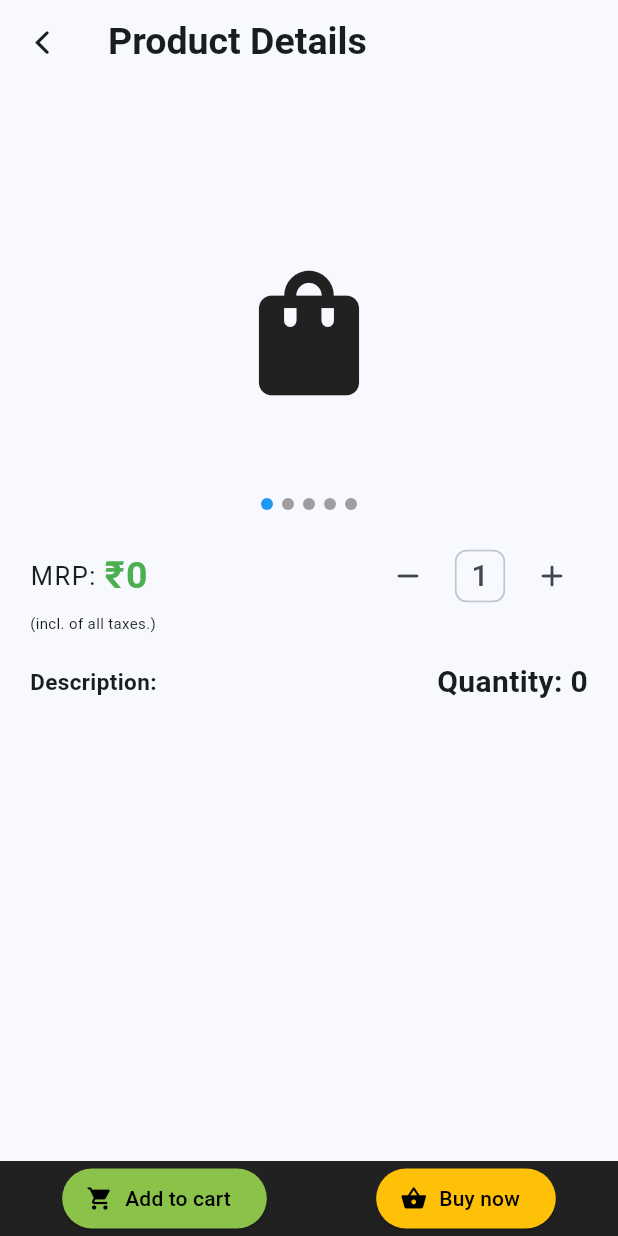
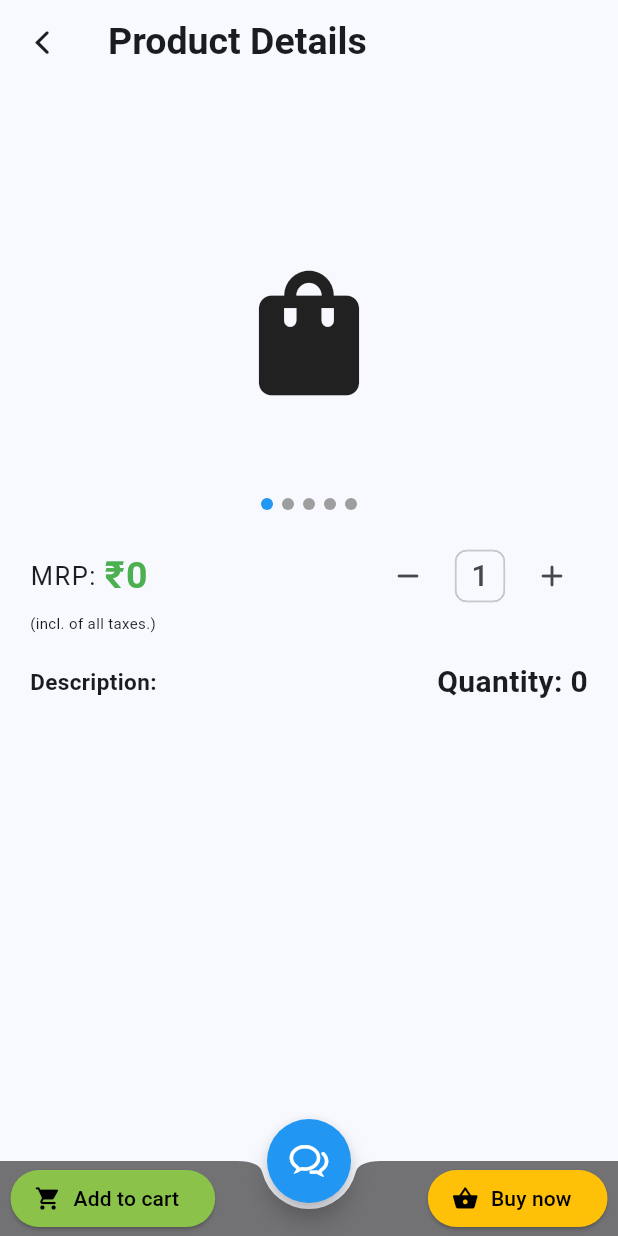
Before and after one commit to Aman-Sirmaur19/CampusMart-ECommerce-App, a Flutter app: the ProductDetailScreen screen opened directly with empty values, on a phone screen of 412 x 824 dp. Run offline on Flutter 3.47's test engine with Material 3 defaults, Android fonts, the light colour scheme and no system bars; our stand-ins replace cloud_firestore, csv, firebase_auth, firebase_core, firebase_storage; accounts and stored records are empty; generated files the repository leaves out were written again.

Commit message:
Updated UI.

```diff
--- a/lib/screens/product/product_detail_screen.dart
+++ b/lib/screens/product/product_detail_screen.dart
@@ -2,6 +2,8 @@ import 'package:flutter/cupertino.dart';
 import 'package:flutter/material.dart';
 
 import '../../models/product.dart';
+import '../payment/payment_screen.dart';
+import 'chat_screen.dart';
 
 class ProductDetailScreen extends StatefulWidget {
   final Product product;
@@ -33,13 +35,24 @@ class _ProductDetailScreenState extends State<ProductDetailScreen> {
           ),
         ),
       ),
+      floatingActionButtonLocation:
+          FloatingActionButtonLocation.miniCenterDocked,
+      floatingActionButton: FloatingActionButton(
+        onPressed: () => Navigator.push(
+            context, CupertinoPageRoute(builder: (_) => const ChatScreen())),
+        foregroundColor: Colors.white,
+        backgroundColor: Colors.blue,
+        shape: const CircleBorder(),
+        tooltip: 'Chat with seller!',
+        child: const Icon(CupertinoIcons.chat_bubble_2, size: 30),
+      ),
       bottomNavigationBar: BottomAppBar(
-        padding: const EdgeInsets.all(5),
-        color: Colors.black87,
+        padding: const EdgeInsets.symmetric(vertical: 6, horizontal: 7),
+        color: Colors.black54,
         height: 50,
         shape: const CircularNotchedRectangle(),
         child: Row(
-          mainAxisAlignment: MainAxisAlignment.spaceAround,
+          mainAxisAlignment: MainAxisAlignment.spaceBetween,
           children: [
             ElevatedButton.icon(
               onPressed: () {},
@@ -52,7 +65,8 @@ class _ProductDetailScreenState extends State<ProductDetailScreen> {
               ),
             ),
             ElevatedButton.icon(
-              onPressed: () {},
+              onPressed: () => Navigator.push(context,
+                  CupertinoPageRoute(builder: (_) => const PaymentScreen())),
               icon: const Icon(Icons.shopping_basket_rounded),
               label: const Text('Buy now'),
               style: ButtonStyle(
```
Also changed, not shown: lib/screens/payment/payment_screen.dart (added, +31 -0 lines), lib/screens/product/chat_screen.dart (added, +26 -0 lines).
